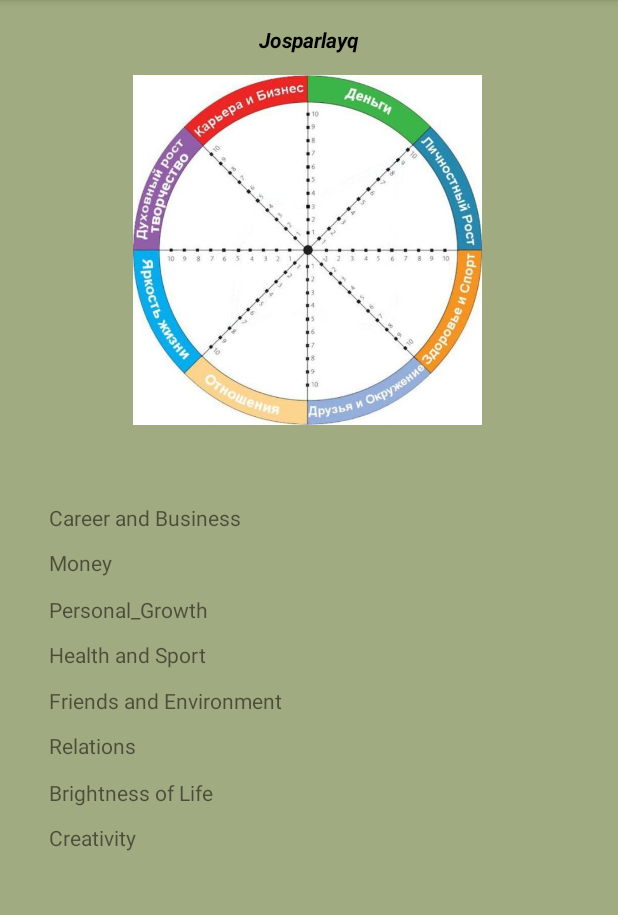
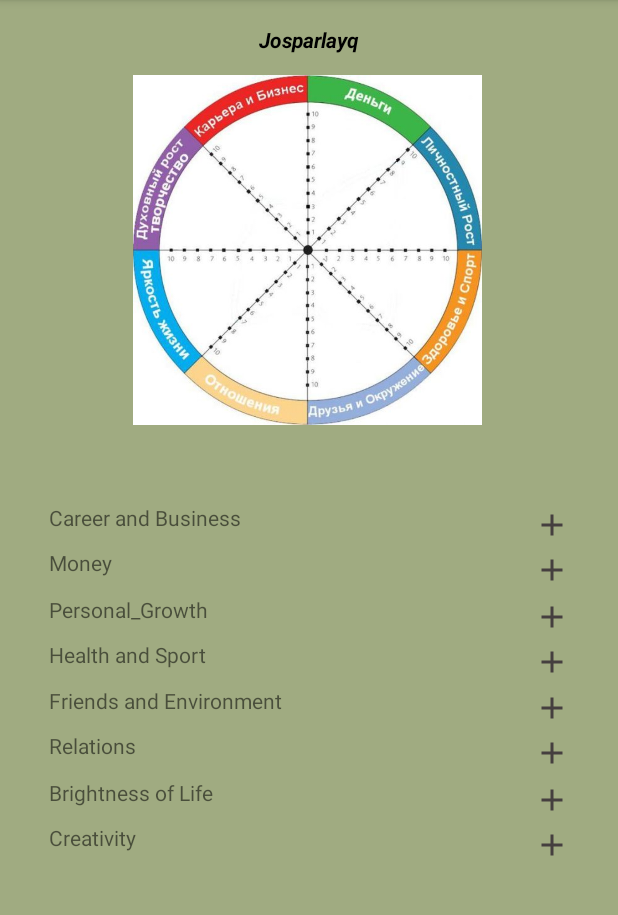
Before and after one commit to ainsag/First_Project, an Android app: the screen it shows after launch (MainActivity), on a phone screen of 412 x 824 dp, the part 84-999 px from its top. Run offline under Robolectric (Android 15) with nearby library versions, the phone set to English and light mode, and no system bars.

Commit message:
Added plus icon

```diff
--- a/app/src/main/res/layout/activity_main.xml
+++ b/app/src/main/res/layout/activity_main.xml
@@ -49,10 +49,11 @@
         app:layout_constraintEnd_toEndOf="parent"
         app:layout_constraintStart_toStartOf="parent"
         app:layout_constraintTop_toTopOf="parent"
-        app:layout_constraintVertical_bias="0.454" />
+        app:layout_constraintVertical_bias="0.454"
+        android:drawableRight="@drawable/ic_add"/>
 
     <TextView
-        android:id="@+id/textView2"
+        android:id="@+id/textView3"
         android:layout_width="347dp"
         android:layout_height="29dp"
         android:clickable="true"
@@ -62,10 +63,11 @@
         app:layout_constraintEnd_toEndOf="parent"
         app:layout_constraintStart_toStartOf="parent"
         app:layout_constraintTop_toTopOf="parent"
-        app:layout_constraintVertical_bias="0.495" />
+        app:layout_constraintVertical_bias="0.495"
+        android:drawableRight="@drawable/ic_add"/>
 
     <TextView
-        android:id="@+id/textView2"
+        android:id="@+id/textView3"
         android:layout_width="347dp"
         android:layout_height="29dp"
         android:clickable="true"
@@ -75,10 +77,11 @@
         app:layout_constraintEnd_toEndOf="parent"
         app:layout_constraintStart_toStartOf="parent"
         app:layout_constraintTop_toTopOf="parent"
-        app:layout_constraintVertical_bias="0.537" />
+        app:layout_constraintVertical_bias="0.537"
+        android:drawableRight="@drawable/ic_add"/>
 
     <TextView
-        android:id="@+id/textView2"
+        android:id="@+id/textView4"
         android:layout_width="347dp"
         android:layout_height="29dp"
         android:clickable="true"
@@ -88,10 +91,11 @@
         app:layout_constraintEnd_toEndOf="parent"
         app:layout_constraintStart_toStartOf="parent"
         app:layout_constraintTop_toTopOf="parent"
-        app:layout_constraintVertical_bias="0.578" />
+        app:layout_constraintVertical_bias="0.578"
+        android:drawableRight="@drawable/ic_add"/>
 
     <TextView
-        android:id="@+id/textView2"
+        android:id="@+id/textView5"
         android:layout_width="347dp"
         android:layout_height="29dp"
         android:clickable="true"
@@ -101,10 +105,11 @@
         app:layout_constraintEnd_toEndOf="parent"
         app:layout_constraintStart_toStartOf="parent"
         app:layout_constraintTop_toTopOf="parent"
-        app:layout_constraintVertical_bias="0.619" />
+        app:layout_constraintVertical_bias="0.619"
+        android:drawableRight="@drawable/ic_add"/>
 
     <TextView
-        android:id="@+id/textView2"
+        android:id="@+id/textView6"
         android:layout_width="347dp"
         android:layout_height="29dp"
         android:clickable="true"
@@ -114,10 +119,11 @@
         app:layout_constraintEnd_toEndOf="parent"
         app:layout_constraintStart_toStartOf="parent"
         app:layout_constraintTop_toTopOf="parent"
-        app:layout_constraintVertical_bias="0.66" />
+        app:layout_constraintVertical_bias="0.66"
+        android:drawableRight="@drawable/ic_add"/>
 
     <TextView
-        android:id="@+id/textView2"
+        android:id="@+id/textView7"
         android:layout_width="347dp"
         android:layout_height="29dp"
         android:clickable="true"
@@ -127,10 +133,11 @@
         app:layout_constraintEnd_toEndOf="parent"
         app:layout_constraintStart_toStartOf="parent"
         app:layout_constraintTop_toTopOf="parent"
-        app:layout_constraintVertical_bias="0.702" />
+        app:layout_constraintVertical_bias="0.702"
+        android:drawableRight="@drawable/ic_add"/>
 
     <TextView
-        android:id="@+id/textView2"
+        android:id="@+id/textView8"
         android:layout_width="347dp"
         android:layout_height="29dp"
         android:clickable="true"
@@ -140,7 +147,8 @@
         app:layout_constraintEnd_toEndOf="parent"
         app:layout_constraintStart_toStartOf="parent"
         app:layout_constraintTop_toTopOf="parent"
-        app:layout_constraintVertical_bias="0.743" />
+        app:layout_constraintVertical_bias="0.743"
+        android:drawableRight="@drawable/ic_add"/>
 
 
 </androidx.constraintlayout.widget.ConstraintLayout>
```
